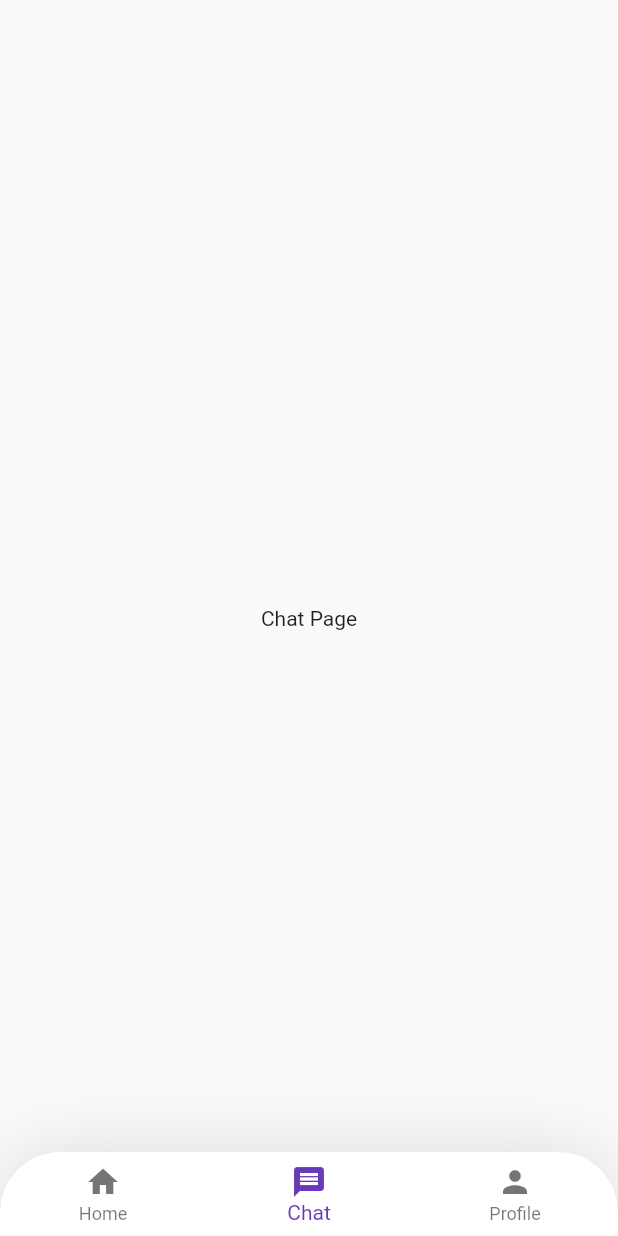
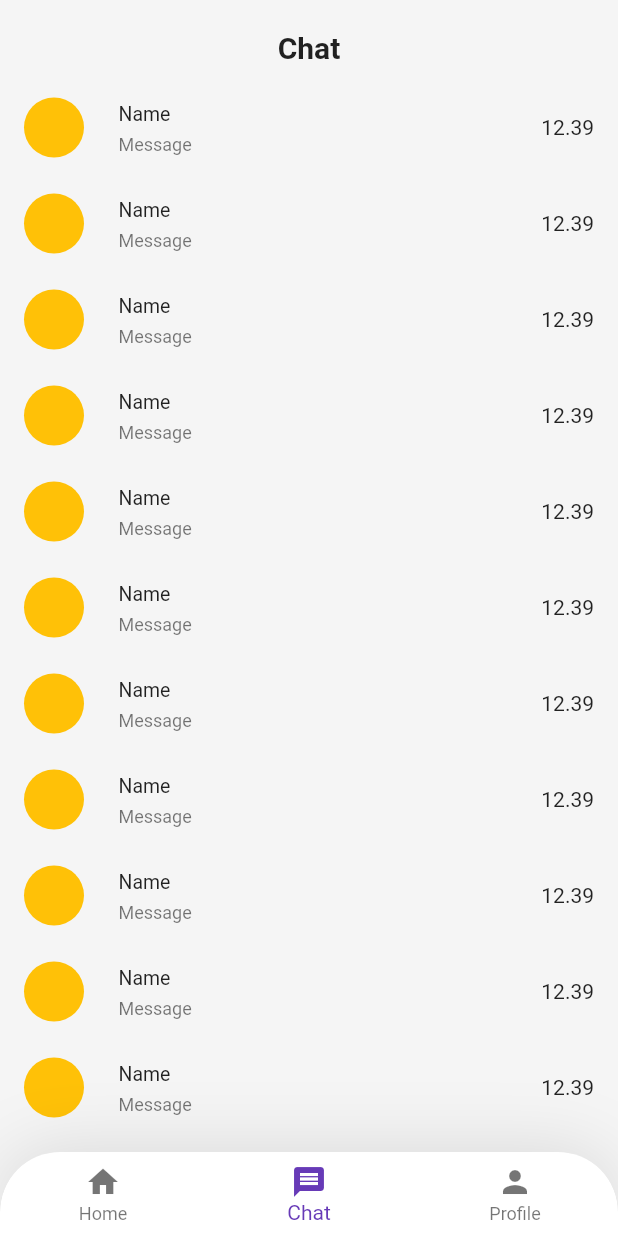
Before and after one commit to rafiizdhr/Likely, a Flutter app: the screen it shows after launch, item 2 of the bottom bar chosen, on a phone screen of 412 x 824 dp. Run offline on Flutter 3.47's test engine with Material 2 defaults, Android fonts, the phone set to English and light mode, and no system bars; our stand-ins replace appinio_swiper, firebase_core, get, google_fonts, image_picker; accounts and stored records are empty; statements that could not run were skipped.

Commit message:
memperbarui chat page

```diff
--- a/lib/main.dart
+++ b/lib/main.dart
@@ -1,3 +1,4 @@
+import 'package:Likely/pages/chat_field.dart';
 import 'package:flutter/material.dart';
 import 'package:provider/provider.dart';
 import 'firebase_options.dart';
@@ -37,7 +38,8 @@ class MyApp extends StatelessWidget {
               "/navbar": (ctx) => BottomNavBar(),
               "/Signup": (ctx) => Signup(),
               "/Signin": (ctx) => Signin(),
-              "/profile": (ctx) => ProfileSettingScreen()
+              "/profile": (ctx) => ProfileSettingScreen(),
+              "/chat": (ctx) => ChatField(),
             },
             initialRoute: "/navbar",
           );
--- a/lib/pages/chat_page.dart
+++ b/lib/pages/chat_page.dart
@@ -1,12 +1,66 @@
 import 'package:flutter/material.dart';
 
-class ChatPage extends StatelessWidget {
+class ChatPage extends StatefulWidget {
   const ChatPage({super.key});
 
   @override
+  State<ChatPage> createState() => _ChatPageState();
+}
+
+class _ChatPageState extends State<ChatPage> {
+  @override
   Widget build(BuildContext context) {
-    return const Scaffold(
-      body: Center(child: Text("Chat Page")),
+    return Scaffold(
+      backgroundColor: Colors.grey.shade100,
+      body: SingleChildScrollView(
+        child: Column(
+          children: [
+            const SizedBox(height: 20),
+            Row(mainAxisAlignment: MainAxisAlignment.center, children: [
+              Text(
+                "Chat",
+                style: TextStyle(fontWeight: FontWeight.bold, fontSize: 20),
+              )
+            ]),
+            const SizedBox(height: 10),
+            chatTile(context),
+            chatTile(context),
+            chatTile(context),
+            chatTile(context),
+            chatTile(context),
+            chatTile(context),
+            chatTile(context),
+            chatTile(context),
+            chatTile(context),
+            chatTile(context),
+            chatTile(context),
+            chatTile(context),
+          ],
+        ),
+      ),
+    );
+  }
+
+  ListTile chatTile(BuildContext context) {
+    return ListTile(
+      onTap: () {
+        setState(() {
+          Navigator.pushNamed(context, "/chat");
+        });
+      },
+      leading: Container(
+        width: 40,
+        height: 40,
+        margin: EdgeInsets.only(right: 7),
+        decoration: BoxDecoration(color: Colors.amber, shape: BoxShape.circle),
+      ),
+      title: Padding(
+        padding: const EdgeInsets.only(bottom: 5),
+        child: Text("Name"),
+      ),
+      subtitle: Text("Message"),
+      trailing: Text("12.39"),
+      dense: true,
     );
   }
 }
```
Also changed, not shown: lib/pages/chat_field.dart (added, +38 -0 lines), pubspec.lock, 2 other files.
